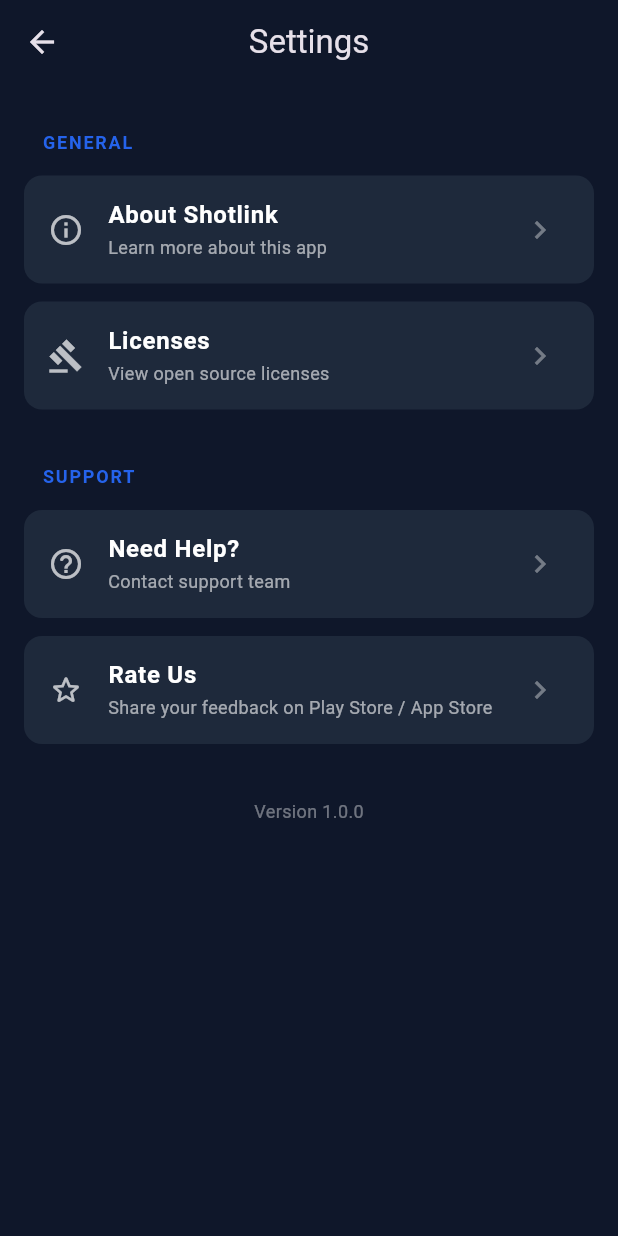
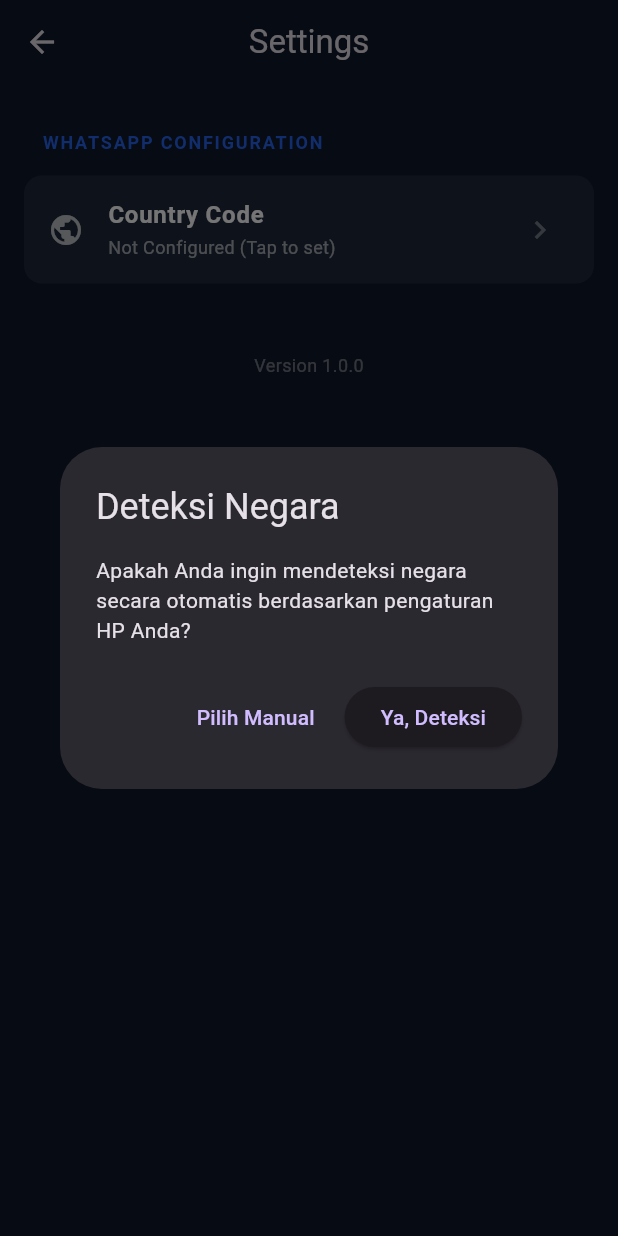
Before and after one commit to adhigunasabril/shotlink, a Flutter app: the screen it shows after launch, after a tap on the "settings" icon, on a phone screen of 412 x 824 dp. Run offline on Flutter 3.47's test engine with Material 3 defaults, Android fonts, the phone set to English and light mode, and no system bars; our stand-ins replace camera, country_picker, image_picker, shared_preferences; missing offline and left inert: google_mlkit_barcode_scanning, google_mlkit_text_recognition.

Commit message:
work select country

```diff
--- /dev/null
+++ b/lib/data/services/preferences_service.dart
@@ -0,0 +1,30 @@
+import 'package:shared_preferences/shared_preferences.dart';
+
+class PreferencesService {
+  final SharedPreferences _prefs;
+
+  PreferencesService(this._prefs);
+
+  static const String _keyCountryDialCode = 'selected_country_dial_code';
+  static const String _keyCountryName = 'selected_country_name';
+
+  String? getCountryDialCode() {
+    return _prefs.getString(_keyCountryDialCode);
+  }
+
+  Future<void> setCountryDialCode(String dialCode) async {
+    await _prefs.setString(_keyCountryDialCode, dialCode);
+  }
+
+  String? getCountryName() {
+    return _prefs.getString(_keyCountryName);
+  }
+
+  Future<void> setCountryName(String name) async {
+    await _prefs.setString(_keyCountryName, name);
+  }
+
+  bool isCountryConfigured() {
+    return getCountryDialCode() != null;
+  }
+}
--- a/lib/main.dart
+++ b/lib/main.dart
@@ -10,6 +10,9 @@
 import 'data/services/image_picker_service.dart';
 import 'ui/features/upload_image/view_models/upload_image_view_model.dart';
 
+import 'package:shared_preferences/shared_preferences.dart';
+import 'data/services/preferences_service.dart';
+
 void main() async {
   WidgetsFlutterBinding.ensureInitialized();
 
@@ -18,6 +21,9 @@
   } catch (e) {
     debugPrint('Error initializing cameras at startup: $e');
   }
+
+  final sharedPreferences = await SharedPreferences.getInstance();
+  final preferencesService = PreferencesService(sharedPreferences);
 
   // Inject Dependencies manually (or via DI container if needed, but constructor-injection is sufficient here)
   final ocrService = OcrService();
@@ -32,6 +38,7 @@
   final scanViewModel = ScanViewModel(
     scanRepository: scanRepository,
     urlLauncherService: urlLauncherService,
+    preferencesService: preferencesService,
   );
 
   final imagePickerService = ImagePickerService();
@@ -39,22 +46,26 @@
     imagePickerService: imagePickerService,
     scanRepository: scanRepository,
     urlLauncherService: urlLauncherService,
+    preferencesService: preferencesService,
   );
 
   runApp(MyApp(
     scanViewModel: scanViewModel,
     uploadViewModel: uploadViewModel,
+    preferencesService: preferencesService,
   ));
 }
 
 class MyApp extends StatelessWidget {
   final ScanViewModel scanViewModel;
   final UploadImageViewModel uploadViewModel;
+  final PreferencesService preferencesService;
 
   const MyApp({
     Key? key,
     required this.scanViewModel,
     required this.uploadViewModel,
+    required this.preferencesService,
   }) : super(key: key);
 
   @override
@@ -66,6 +77,7 @@
       home: DashboardScreen(
         scanViewModel: scanViewModel,
         uploadViewModel: uploadViewModel,
+        preferencesService: preferencesService,
       ),
     );
   }
--- a/lib/ui/features/scan/view_models/scan_view_model.dart
+++ b/lib/ui/features/scan/view_models/scan_view_model.dart
@@ -9,15 +9,20 @@
 import '../../../../domain/models/scan_result.dart';
 import '../../../../parser.dart';
 
+import '../../../../data/services/preferences_service.dart';
+
 class ScanViewModel extends ChangeNotifier {
   final ScanRepository _scanRepository;
   final UrlLauncherService _urlLauncherService;
+  final PreferencesService _preferencesService;
 
   ScanViewModel({
     required ScanRepository scanRepository,
     required UrlLauncherService urlLauncherService,
+    required PreferencesService preferencesService,
   })  : _scanRepository = scanRepository,
-        _urlLauncherService = urlLauncherService;
+        _urlLauncherService = urlLauncherService,
+        _preferencesService = preferencesService;
 
   List<ScanResult> _scanResults = [];
   List<ScanResult> get scanResults => _scanResults;
@@ -67,7 +72,8 @@
         return;
       }
 
-      final results = await _scanRepository.scanImage(inputImage);
+      final countryDialCode = _preferencesService.getCountryDialCode() ?? '62';
+      final results = await _scanRepository.scanImage(inputImage, countryDialCode: countryDialCode);
 
       _scanResults = results;
       _imageSize = inputImage.metadata?.size;
@@ -94,7 +100,8 @@
         // Fallback for custom schemes like instagram:// or whatsapp://
         String? fallbackUrl;
         if (data['type'] == 'phone') {
-          fallbackUrl = LinkParser.buildWhatsAppUrl(data['phone']);
+          final countryDialCode = _preferencesService.getCountryDialCode() ?? '62';
+          fallbackUrl = LinkParser.buildWhatsAppUrl(data['phone'], countryDialCode);
         } else if (data['type'] == 'sosmed') {
           fallbackUrl = data['url'];
         }
--- a/lib/ui/features/settings/views/settings_screen.dart
+++ b/lib/ui/features/settings/views/settings_screen.dart
@@ -1,28 +1,106 @@
 import 'package:flutter/material.dart';
-import 'package:url_launcher/url_launcher.dart';
+import 'package:country_picker/country_picker.dart';
+import '../../../../data/services/preferences_service.dart';
 
-class SettingsScreen extends StatelessWidget {
-  const SettingsScreen({Key? key}) : super(key: key);
+class SettingsScreen extends StatefulWidget {
+  final PreferencesService preferencesService;
 
-  Future<void> _launchUrl(String urlString, BuildContext context) async {
-    final url = Uri.parse(urlString);
-    try {
-      if (await canLaunchUrl(url)) {
-        await launchUrl(url, mode: LaunchMode.externalApplication);
-      } else {
-        if (context.mounted) {
+  const SettingsScreen({Key? key, required this.preferencesService}) : super(key: key);
+
+  @override
+  State<SettingsScreen> createState() => _SettingsScreenState();
+}
+
+class _SettingsScreenState extends State<SettingsScreen> {
+  String? _dialCode;
+  String? _countryName;
+
+  @override
+  void initState() {
+    super.initState();
+    _dialCode = widget.preferencesService.getCountryDialCode();
+    _countryName = widget.preferencesService.getCountryName();
+
+    if (_dialCode == null) {
+      WidgetsBinding.instance.addPostFrameCallback((_) {
+        _showAutoDetectDialog();
+      });
+    }
+  }
+
+  void _showAutoDetectDialog() {
+    showDialog(
+      context: context,
+      barrierDismissible: false,
+      builder: (context) => AlertDialog(
+        title: const Text('Deteksi Negara'),
+        content: const Text(
+            'Apakah Anda ingin mendeteksi negara secara otomatis berdasarkan pengaturan HP Anda?'),
+        actions: [
+          TextButton(
+            onPressed: () {
+              Navigator.pop(context);
+              _selectCountryManually();
+            },
+            child: const Text('Pilih Manual'),
+          ),
+          ElevatedButton(
+            onPressed: () {
+              Navigator.pop(context);
+              _autoDetectCountry();
+            },
+            child: const Text('Ya, Deteksi'),
+          ),
+        ],
+      ),
+    );
+  }
+
+  void _autoDetectCountry() {
+    final localCode = WidgetsBinding.instance.platformDispatcher.locale.countryCode;
+    if (localCode != null) {
+      try {
+        final country = CountryService().findByCode(localCode);
+        if (country != null) {
+          _saveCountry(country.phoneCode, country.name);
           ScaffoldMessenger.of(context).showSnackBar(
-            SnackBar(content: Text('Could not launch $urlString')),
+            SnackBar(
+              content: Text('Berhasil mendeteksi negara: ${country.name} (+${country.phoneCode})'),
+              behavior: SnackBarBehavior.floating,
+            ),
           );
+          return;
         }
-      }
-    } catch (e) {
-      if (context.mounted) {
-        ScaffoldMessenger.of(context).showSnackBar(
-          SnackBar(content: Text('Error: $e')),
-        );
+      } catch (e) {
+        debugPrint('Error finding country by code: $e');
       }
     }
+
+    ScaffoldMessenger.of(context).showSnackBar(
+      const SnackBar(
+        content: Text('Gagal mendeteksi negara secara otomatis. Silakan pilih secara manual.'),
+        behavior: SnackBarBehavior.floating,
+      ),
+    );
+    _selectCountryManually();
+  }
+
+  void _selectCountryManually() {
+    showCountryPicker(
+      context: context,
+      onSelect: (Country country) {
+        _saveCountry(country.phoneCode, country.name);
+      },
+    );
+  }
+
+  void _saveCountry(String dialCode, String name) {
+    widget.preferencesService.setCountryDialCode(dialCode);
+    widget.preferencesService.setCountryName(name);
+    setState(() {
+      _dialCode = dialCode;
+      _countryName = name;
+    });
   }
 
   @override
@@ -35,64 +113,17 @@
       body: ListView(
         padding: const EdgeInsets.symmetric(vertical: 20, horizontal: 16),
         children: [
-          // Section: General Info
-          _buildSectionHeader('General'),
+          // Section: Country Code Configuration
+          _buildSectionHeader('WhatsApp Configuration'),
           _buildSettingsTile(
-            icon: Icons.info_outline,
-            title: 'About Shotlink',
-            subtitle: 'Learn more about this app',
-            onTap: () {
-              showAboutDialog(
-                context: context,
-                applicationName: 'Shotlink',
-                applicationVersion: '1.0.0',
-                applicationIcon: const Icon(
-                  Icons.camera_alt,
-                  color: Color(0xFF2563EB),
-                  size: 40,
-                ),
-                children: [
-                  const SizedBox(height: 10),
-                  const Text(
-                    'Shotlink is an application that allows you to point your camera or upload images containing text, phone numbers, or QR codes and launch intents instantly.',
-                  ),
-                ],
-              );
-            },
+            icon: Icons.public,
+            title: 'Country Code',
+            subtitle: _dialCode != null
+                ? '$_countryName (+$_dialCode)'
+                : 'Not Configured (Tap to set)',
+            onTap: _selectCountryManually,
           ),
-          _buildSettingsTile(
-            icon: Icons.gavel_outlined,
-            title: 'Licenses',
-            subtitle: 'View open source licenses',
-            onTap: () {
-              showLicensePage(
-                context: context,
-                applicationName: 'Shotlink',
-                applicationVersion: '1.0.0',
-              );
-            },
-          ),
-          const SizedBox(height: 20),
-
-          // Section: Support & Socials
-          _buildSectionHeader('Support'),
-          _buildSettingsTile(
-            icon: Icons.help_outline_rounded,
-            title: 'Need Help?',
-            subtitle: 'Contact support team',
-            onTap: () => _launchUrl('https://wa.me/6281234567890', context),
-          ),
-          _buildSettingsTile(
-            icon: Icons.star_border_rounded,
-            title: 'Rate Us',
-            subtitle: 'Share your feedback on Play Store / App Store',
-            onTap: () {
-              ScaffoldMessenger.of(context).showSnackBar(
-                const SnackBar(content: Text('Thank you for your feedback!')),
-              );
-            },
-          ),
-          const SizedBox(height: 30),
+          const SizedBox(height: 40),
 
           // Footer version
           Center(
--- a/lib/ui/features/upload_image/view_models/upload_image_view_model.dart
+++ b/lib/ui/features/upload_image/view_models/upload_image_view_model.dart
@@ -7,18 +7,23 @@
 import '../../../../domain/models/scan_result.dart';
 import '../../../../parser.dart';
 
+import '../../../../data/services/preferences_service.dart';
+
 class UploadImageViewModel extends ChangeNotifier {
   final ImagePickerService _imagePickerService;
   final ScanRepository _scanRepository;
   final UrlLauncherService _urlLauncherService;
+  final PreferencesService _preferencesService;
 
   UploadImageViewModel({
     required ImagePickerService imagePickerService,
     required ScanRepository scanRepository,
     required UrlLauncherService urlLauncherService,
+    required PreferencesService preferencesService,
   })  : _imagePickerService = imagePickerService,
         _scanRepository = scanRepository,
-        _urlLauncherService = urlLauncherService;
+        _urlLauncherService = urlLauncherService,
+        _preferencesService = preferencesService;
 
   String? _imagePath;
   String? get imagePath => _imagePath;
@@ -47,7 +52,8 @@
       notifyListeners();
 
       final inputImage = InputImage.fromFilePath(path);
-      final results = await _scanRepository.scanImage(inputImage);
+      final countryDialCode = _preferencesService.getCountryDialCode() ?? '62';
+      final results = await _scanRepository.scanImage(inputImage, countryDialCode: countryDialCode);
 
       _scanResults = results;
     } catch (e) {
@@ -71,7 +77,8 @@
       } else {
         String? fallbackUrl;
         if (data['type'] == 'phone') {
-          fallbackUrl = LinkParser.buildWhatsAppUrl(data['phone']);
+          final countryDialCode = _preferencesService.getCountryDialCode() ?? '62';
+          fallbackUrl = LinkParser.buildWhatsAppUrl(data['phone'], countryDialCode);
         } else if (data['type'] == 'sosmed') {
           fallbackUrl = data['url'];
         }
--- a/pubspec.yaml
+++ b/pubspec.yaml
@@ -39,6 +39,8 @@
   google_mlkit_barcode_scanning: ^0.14.2
   url_launcher: ^6.3.2
   image_picker: ^1.0.7
+  shared_preferences: ^2.5.5
+  country_picker: ^2.0.28
 
 dev_dependencies:
   flutter_test:
```
Also changed, not shown: lib/data/repositories/scan_repository.dart (+7 -7 lines), lib/parser.dart (+20 -17 lines), lib/ui/features/dashboard/views/dashboard_screen.dart (+27 -1 lines), pubspec.lock, 4 other files.
